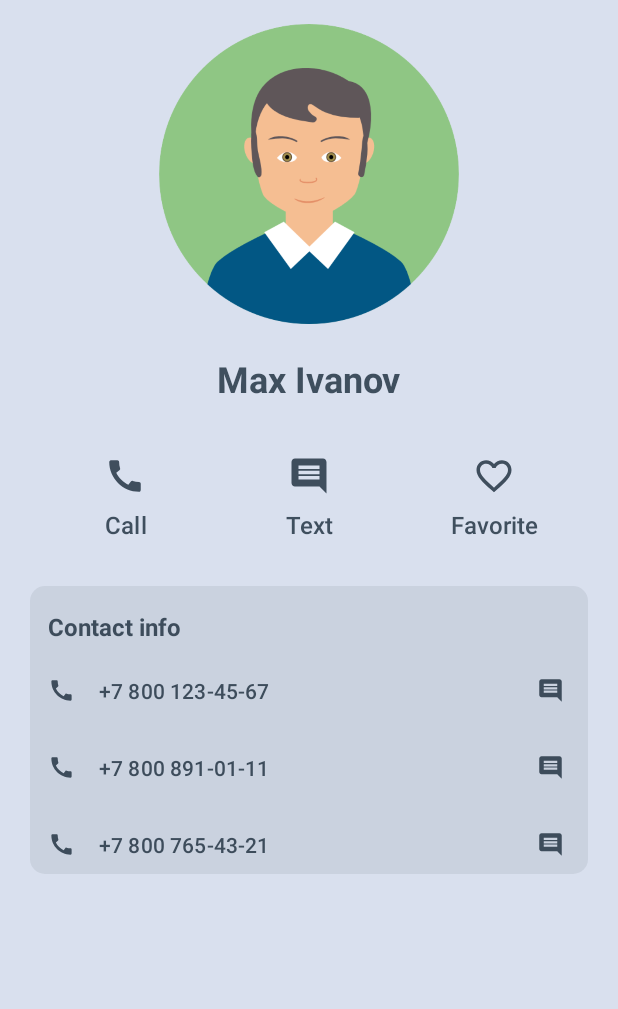
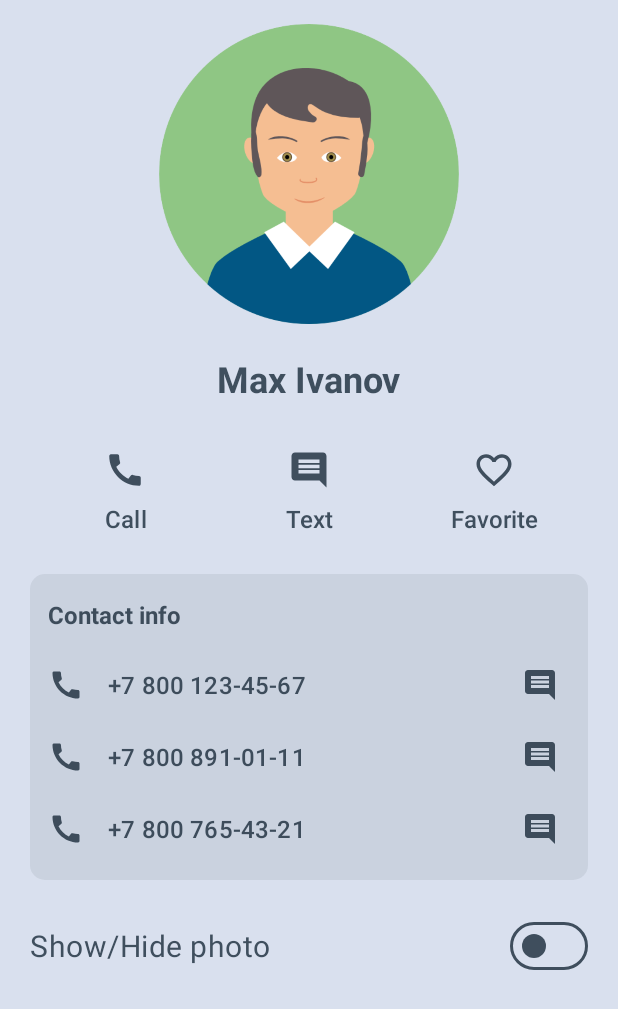
Before and after one commit to AlevtinaTara/AndroidChangeName, an Android app: the screen it shows after launch (ContactActivity), on a phone screen of 412 x 824 dp. Shown: the top 1009 px of the screen. Run offline under Robolectric (Android 15) with nearby library versions, the phone set to English and light mode, and no system bars.

Commit message:
Add switch to contact

```diff
--- a/app/src/main/java/com/example/homework/ContactActivity.kt
+++ b/app/src/main/java/com/example/homework/ContactActivity.kt
@@ -1,15 +1,35 @@
 package com.example.homework
 
 import android.os.Bundle
+import android.view.View
+import android.widget.ImageView
 import androidx.activity.enableEdgeToEdge
 import androidx.appcompat.app.AppCompatActivity
 import androidx.core.view.ViewCompat
 import androidx.core.view.WindowInsetsCompat
+import com.google.android.material.button.MaterialButton
+import com.google.android.material.materialswitch.MaterialSwitch
 
 class ContactActivity : AppCompatActivity() {
     override fun onCreate(savedInstanceState: Bundle?) {
         super.onCreate(savedInstanceState)
         setContentView(R.layout.activity_contact)
 
+        val favoriteButton = findViewById<MaterialButton>(R.id.contact_favorite)
+        val imageSwitch = findViewById<MaterialSwitch>(R.id.contact_photo_switch)
+        val avatar = findViewById<ImageView>(R.id.contact_avatar)
+
+        favoriteButton.setOnClickListener { v ->
+            favoriteButton.isSelected = !favoriteButton.isSelected
+        }
+
+        imageSwitch.setOnCheckedChangeListener { buttonView, isChecked ->
+            if (isChecked) {
+                avatar.visibility = View.GONE
+            } else {
+                avatar.visibility = View.VISIBLE
+            }
+        }
     }
+
 }
--- /dev/null
+++ b/app/src/main/res/drawable/favorite_icon_selector.xml
@@ -0,0 +1,6 @@
+<?xml version="1.0" encoding="utf-8"?>
+<selector xmlns:android="http://schemas.android.com/apk/res/android">
+
+    <item android:drawable="@drawable/ic_favorite" android:state_selected="false"/>
+    <item android:drawable="@drawable/ic_favorite_filled" android:state_selected="true"/>
+</selector>
--- /dev/null
+++ b/app/src/main/res/drawable/ic_favorite_filled.xml
@@ -0,0 +1,9 @@
+<vector xmlns:android="http://schemas.android.com/apk/res/android"
+    android:width="24dp"
+    android:height="24dp"
+    android:viewportWidth="24"
+    android:viewportHeight="24">
+  <path
+      android:pathData="M12,21.35l-1.45,-1.32C5.4,15.36 2,12.28 2,8.5 2,5.42 4.42,3 7.5,3c1.74,0 3.41,0.81 4.5,2.09C13.09,3.81 14.76,3 16.5,3 19.58,3 22,5.42 22,8.5c0,3.78 -3.4,6.86 -8.55,11.54L12,21.35z"
+      android:fillColor="#000000"/>
+</vector>
--- a/app/src/main/res/layout/activity_contact.xml
+++ b/app/src/main/res/layout/activity_contact.xml
@@ -58,30 +58,32 @@
         android:layout_width="wrap_content"
         android:layout_height="wrap_content"
         android:text="Favorite"
-        app:icon="@drawable/ic_favorite"
+        app:icon="@drawable/favorite_icon_selector"
         app:layout_constraintEnd_toEndOf="parent"
         app:layout_constraintStart_toEndOf="@id/contact_sms"
         app:layout_constraintTop_toTopOf="@id/contact_call" />
 
     <androidx.constraintlayout.widget.ConstraintLayout
+        android:id="@+id/contact_phones_container"
         android:layout_width="match_parent"
         android:layout_height="wrap_content"
         android:layout_marginHorizontal="20dp"
         android:layout_marginTop="20dp"
         android:background="@drawable/bg_rounded"
+        android:paddingBottom="10dp"
         app:layout_constraintTop_toBottomOf="@id/contact_call">
 
         <TextView
             android:id="@+id/contact_info"
             android:layout_width="match_parent"
             android:layout_height="wrap_content"
+            android:layout_marginHorizontal="12dp"
+            android:layout_marginTop="16dp"
             android:text="Contact info"
             android:textColor="@color/textColor"
             android:textSize="16sp"
             android:textStyle="bold"
-            app:layout_constraintTop_toTopOf="parent"
-            android:layout_marginTop="16dp"
-            android:layout_marginHorizontal="12dp"/>
+            app:layout_constraintTop_toTopOf="parent" />
 
         <com.google.android.material.button.MaterialButton
             android:id="@+id/contact_number1"
@@ -90,56 +92,66 @@
             android:layout_height="wrap_content"
             android:layout_marginTop="12dp"
             android:text="+7 800 123-45-67"
-            app:layout_constraintTop_toBottomOf="@id/contact_info"
-            app:layout_constraintStart_toStartOf="parent"/>
+            app:layout_constraintStart_toStartOf="parent"
+            app:layout_constraintTop_toBottomOf="@id/contact_info" />
 
         <com.google.android.material.button.MaterialButton
             style="@style/Theme.Contact.Sms"
             android:layout_width="wrap_content"
             android:layout_height="wrap_content"
+            app:layout_constraintBottom_toBottomOf="@id/contact_number1"
             app:layout_constraintEnd_toEndOf="@id/contact_number1"
-            app:layout_constraintTop_toTopOf="@id/contact_number1"
-            app:layout_constraintBottom_toBottomOf="@id/contact_number1"/>
+            app:layout_constraintTop_toTopOf="@id/contact_number1" />
 
         <com.google.android.material.button.MaterialButton
             android:id="@+id/contact_number2"
             style="@style/Theme.Contact.PhoneCall"
             android:layout_width="match_parent"
             android:layout_height="wrap_content"
-            android:layout_marginTop="12dp"
             android:text="+7 800 891-01-11"
-            app:layout_constraintTop_toBottomOf="@id/contact_number1"
-            app:layout_constraintStart_toStartOf="parent"/>
+            app:layout_constraintStart_toStartOf="parent"
+            app:layout_constraintTop_toBottomOf="@id/contact_number1" />
 
         <com.google.android.material.button.MaterialButton
             style="@style/Theme.Contact.Sms"
             android:layout_width="wrap_content"
             android:layout_height="wrap_content"
+            app:layout_constraintBottom_toBottomOf="@id/contact_number2"
             app:layout_constraintEnd_toEndOf="@id/contact_number2"
-            app:layout_constraintTop_toTopOf="@id/contact_number2"
-            app:layout_constraintBottom_toBottomOf="@id/contact_number2"/>
+            app:layout_constraintTop_toTopOf="@id/contact_number2" />
 
         <com.google.android.material.button.MaterialButton
             android:id="@+id/contact_number3"
             style="@style/Theme.Contact.PhoneCall"
             android:layout_width="match_parent"
             android:layout_height="wrap_content"
-            android:layout_marginTop="12dp"
             android:text="+7 800 765-43-21"
-            app:layout_constraintTop_toBottomOf="@id/contact_number2"
-            app:layout_constraintStart_toStartOf="parent"/>
+            app:layout_constraintStart_toStartOf="parent"
+            app:layout_constraintTop_toBottomOf="@id/contact_number2" />
 
         <com.google.android.material.button.MaterialButton
             style="@style/Theme.Contact.Sms"
             android:layout_width="wrap_content"
             android:layout_height="wrap_content"
+            app:layout_constraintBottom_toBottomOf="@id/contact_number3"
             app:layout_constraintEnd_toEndOf="@id/contact_number3"
-            app:layout_constraintTop_toTopOf="@id/contact_number3"
-            app:layout_constraintBottom_toBottomOf="@id/contact_number3"/>
-
-
+            app:layout_constraintTop_toTopOf="@id/contact_number3" />
 
     </androidx.constraintlayout.widget.ConstraintLayout>
 
+    <com.google.android.material.materialswitch.MaterialSwitch
+        android:id="@+id/contact_photo_switch"
+        android:layout_width="match_parent"
+        android:layout_height="wrap_content"
+        android:layout_marginHorizontal="20dp"
+        android:layout_marginTop="20dp"
+        android:text="Show/Hide photo"
+        android:textColor="@color/textColor"
+        android:textSize="20sp"
+        app:layout_constraintTop_toBottomOf="@id/contact_phones_container"
+        app:thumbTint="@color/iconColor"
+        app:trackDecorationTint="@color/iconColor"
+        app:trackTint="@android:color/transparent" />
+
 
 </androidx.constraintlayout.widget.ConstraintLayout>
--- a/app/src/main/res/values/themes.xml
+++ b/app/src/main/res/values/themes.xml
@@ -17,6 +17,8 @@
         <item name="android:textColor">@color/textColor</item>
         <item name="iconTint">@color/iconColor</item>
         <item name="backgroundTint">@android:color/transparent</item>
+        <item name="android:insetBottom">0dp</item>
+        <item name="android:insetTop">0dp</item>
     </style>
 
     <style name="Theme.Contact.PhoneCall" parent="Widget.Material3.Button.UnelevatedButton">
@@ -27,8 +29,14 @@
         <item name="iconTint">@color/iconColor</item>
         <item name="backgroundTint">@android:color/transparent</item>
         <item name="android:paddingHorizontal">12dp</item>
+        <item name="android:paddingVertical">12dp</item>
         <item name="android:textAlignment">textStart</item>
         <item name="icon">@drawable/ic_call</item>
+        <item name="android:textSize">16sp</item>
+        <item name="iconSize">24dp</item>
+        <item name="android:insetBottom">0dp</item>
+        <item name="android:insetTop">0dp</item>
+        <item name="cornerRadius">0dp</item>
     </style>
     <style name="Theme.Contact.Sms" parent="Widget.Material3.Button.UnelevatedButton">
         <item name="android:minHeight">0dp</item>
@@ -36,10 +44,11 @@
         <item name="icon">@drawable/ic_sms</item>
         <item name="backgroundTint">@android:color/transparent</item>
         <item name="iconTint">@color/iconColor</item>
-        <item name="android:padding">4dp</item>
+        <item name="android:padding">8dp</item>
         <item name="android:insetBottom">0dp</item>
         <item name="android:insetTop">0dp</item>
         <item name="iconPadding">0dp</item>
         <item name="android:layout_marginEnd">12dp</item>
+        <item name="iconSize">24dp</item>
     </style>
 </resources>
```
